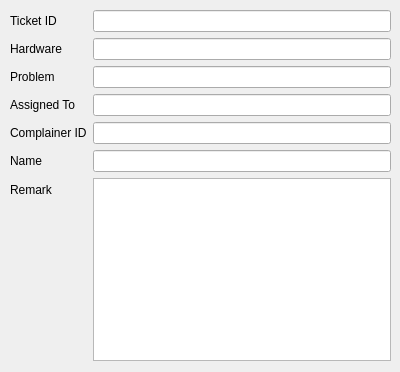
Rahul-Mac/hsm, file info.ui: the form before one commit.
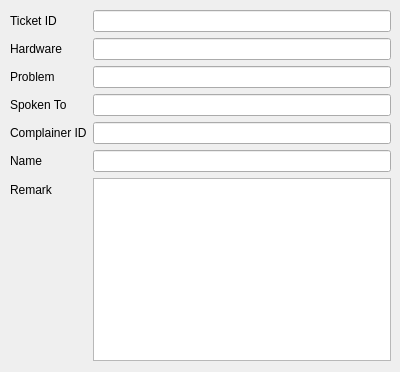
The form after the commit.

The edit to the form file:
```diff
--- a/info.ui
+++ b/info.ui
@@ -71,7 +71,7 @@
     <item row="3" column="0">
      <widget class="QLabel" name="label_4">
       <property name="text">
-       <string>Assigned To</string>
+       <string>Spoken To</string>
       </property>
      </widget>
     </item>
```
